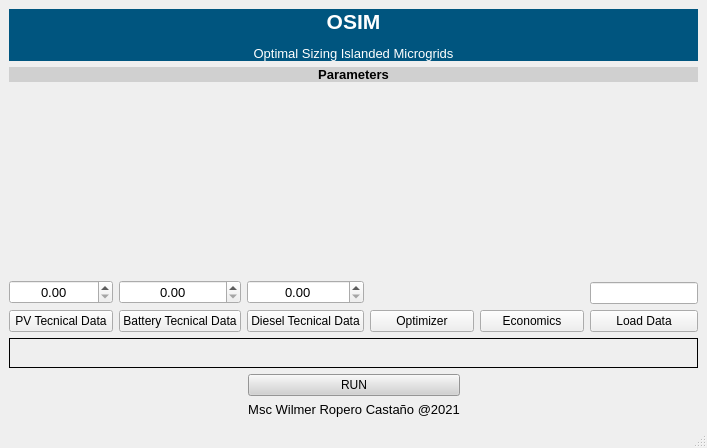
Above: interface/main.ui from WRopero/osim_microrredes before the change. Below: the same form after it.
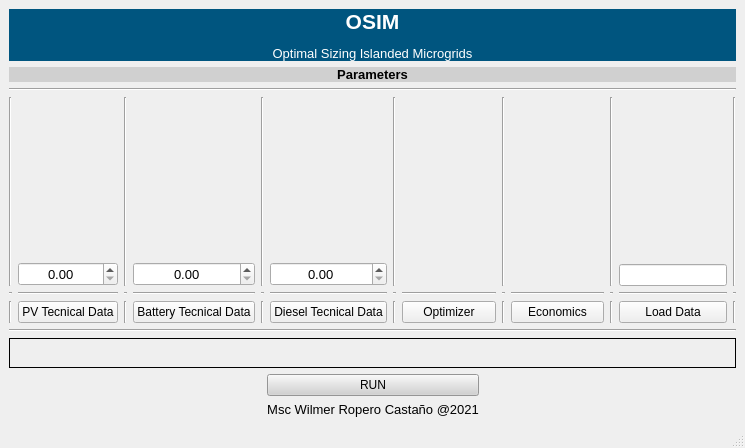
That is the form after the change. Icons and pictures are not drawn.

Diff of the .ui file:
```diff
--- a/interface/main.ui
+++ b/interface/main.ui
@@ -6,7 +6,7 @@
    <rect>
     <x>0</x>
     <y>0</y>
-    <width>707</width>
+    <width>745</width>
     <height>448</height>
    </rect>
   </property>
@@ -27,23 +27,14 @@
     </sizepolicy>
    </property>
    <layout class="QGridLayout" name="gridLayout_2">
-    <item row="0" column="0" colspan="3">
-     <widget class="QLabel" name="label_13">
-      <property name="sizePolicy">
-       <sizepolicy hsizetype="Preferred" vsizetype="Fixed">
-        <horstretch>0</horstretch>
-        <verstretch>0</verstretch>
-       </sizepolicy>
-      </property>
-      <property name="styleSheet">
-       <string notr="true">background-color: rgb(0, 85, 127);</string>
-      </property>
-      <property name="text">
-       <string>&lt;html&gt;&lt;head/&gt;&lt;body&gt;&lt;p align=&quot;center&quot;&gt;&lt;span style=&quot; font-size:16pt; font-weight:600; color:#ffffff;&quot;&gt;OSIM&lt;/span&gt;&lt;/p&gt;&lt;p align=&quot;center&quot;&gt;&lt;span style=&quot; font-size:10pt; color:#ffffff;&quot;&gt;Optimal Sizing Islanded Microgrids&lt;/span&gt;&lt;/p&gt;&lt;/body&gt;&lt;/html&gt;</string>
+    <item row="3" column="0" colspan="3">
+     <widget class="Line" name="line_11">
+      <property name="orientation">
+       <enum>Qt::Horizontal</enum>
       </property>
      </widget>
     </item>
-    <item row="9" column="1">
+    <item row="11" column="1">
      <widget class="QLabel" name="label_16">
       <property name="enabled">
        <bool>true</bool>
@@ -59,7 +50,23 @@
       </property>
      </widget>
     </item>
-    <item row="6" column="0" colspan="3">
+    <item row="0" column="0" colspan="3">
+     <widget class="QLabel" name="label_13">
+      <property name="sizePolicy">
+       <sizepolicy hsizetype="Preferred" vsizetype="Fixed">
+        <horstretch>0</horstretch>
+        <verstretch>0</verstretch>
+       </sizepolicy>
+      </property>
+      <property name="styleSheet">
+       <string notr="true">background-color: rgb(0, 85, 127);</string>
+      </property>
+      <property name="text">
+       <string>&lt;html&gt;&lt;head/&gt;&lt;body&gt;&lt;p align=&quot;center&quot;&gt;&lt;span style=&quot; font-size:16pt; font-weight:600; color:#ffffff;&quot;&gt;OSIM&lt;/span&gt;&lt;/p&gt;&lt;p align=&quot;center&quot;&gt;&lt;span style=&quot; font-size:10pt; color:#ffffff;&quot;&gt;Optimal Sizing Islanded Microgrids&lt;/span&gt;&lt;/p&gt;&lt;/body&gt;&lt;/html&gt;</string>
+      </property>
+     </widget>
+    </item>
+    <item row="8" column="0" colspan="3">
      <widget class="QLabel" name="label_14">
       <property name="sizePolicy">
        <sizepolicy hsizetype="Preferred" vsizetype="Fixed">
@@ -78,21 +85,150 @@
       </property>
      </widget>
     </item>
-    <item row="5" column="0" colspan="3">
+    <item row="1" column="0" colspan="3">
+     <widget class="QLabel" name="label_15">
+      <property name="sizePolicy">
+       <sizepolicy hsizetype="Preferred" vsizetype="Fixed">
+        <horstretch>0</horstretch>
+        <verstretch>0</verstretch>
+       </sizepolicy>
+      </property>
+      <property name="styleSheet">
+       <string notr="true">background-color: rgb(208, 208, 208);</string>
+      </property>
+      <property name="text">
+       <string>&lt;html&gt;&lt;head/&gt;&lt;body&gt;&lt;p align=&quot;center&quot;&gt;&lt;span style=&quot; font-size:10pt; font-weight:600;&quot;&gt;Parameters&lt;/span&gt;&lt;/p&gt;&lt;/body&gt;&lt;/html&gt;</string>
+      </property>
+      <property name="alignment">
+       <set>Qt::AlignCenter</set>
+      </property>
+     </widget>
+    </item>
+    <item row="10" column="1">
+     <widget class="QPushButton" name="pushButton_8">
+      <property name="sizePolicy">
+       <sizepolicy hsizetype="Preferred" vsizetype="Fixed">
+        <horstretch>0</horstretch>
+        <verstretch>0</verstretch>
+       </sizepolicy>
+      </property>
+      <property name="cursor">
+       <cursorShape>PointingHandCursor</cursorShape>
+      </property>
+      <property name="toolTip">
+       <string>&lt;html&gt;&lt;head/&gt;&lt;body&gt;&lt;p&gt;&lt;span style=&quot; font-size:9pt;&quot;&gt;This runs the optimizer to sizing the microgrid, when the optimizer ends it will show a window where the data and the charts will can be shown.&lt;/span&gt;&lt;/p&gt;&lt;/body&gt;&lt;/html&gt;</string>
+      </property>
+      <property name="styleSheet">
+       <string notr="true">background-color: rgb(209, 209, 209);</string>
+      </property>
+      <property name="text">
+       <string>RUN</string>
+      </property>
+     </widget>
+    </item>
+    <item row="6" column="0" colspan="3">
      <layout class="QVBoxLayout" name="verticalLayout_8">
       <item>
        <layout class="QGridLayout" name="gridLayout">
-        <item row="2" column="2">
-         <widget class="QPushButton" name="pushButton_2">
-          <property name="cursor">
-           <cursorShape>PointingHandCursor</cursorShape>
+        <item row="1" column="0">
+         <widget class="Line" name="line_13">
+          <property name="orientation">
+           <enum>Qt::Vertical</enum>
           </property>
-          <property name="text">
-           <string>Diesel Tecnical Data</string>
+         </widget>
+        </item>
+        <item row="1" column="12">
+         <widget class="Line" name="line_14">
+          <property name="orientation">
+           <enum>Qt::Vertical</enum>
           </property>
          </widget>
         </item>
-        <item row="2" column="1">
+        <item row="1" column="6">
+         <widget class="Line" name="line_3">
+          <property name="orientation">
+           <enum>Qt::Vertical</enum>
+          </property>
+         </widget>
+        </item>
+        <item row="1" column="2">
+         <widget class="Line" name="line">
+          <property name="orientation">
+           <enum>Qt::Vertical</enum>
+          </property>
+         </widget>
+        </item>
+        <item row="1" column="4">
+         <widget class="Line" name="line_2">
+          <property name="orientation">
+           <enum>Qt::Vertical</enum>
+          </property>
+         </widget>
+        </item>
+        <item row="1" column="8">
+         <widget class="Line" name="line_4">
+          <property name="orientation">
+           <enum>Qt::Vertical</enum>
+          </property>
+         </widget>
+        </item>
+        <item row="3" column="6">
+         <widget class="Line" name="line_6">
+          <property name="orientation">
+           <enum>Qt::Vertical</enum>
+          </property>
+         </widget>
+        </item>
+        <item row="1" column="10">
+         <widget class="Line" name="line_5">
+          <property name="orientation">
+           <enum>Qt::Vertical</enum>
+          </property>
+         </widget>
+        </item>
+        <item row="3" column="12">
+         <widget class="Line" name="line_15">
+          <property name="orientation">
+           <enum>Qt::Vertical</enum>
+          </property>
+         </widget>
+        </item>
+        <item row="3" column="0">
+         <widget class="Line" name="line_16">
+          <property name="orientation">
+           <enum>Qt::Vertical</enum>
+          </property>
+         </widget>
+        </item>
+        <item row="3" column="10">
+         <widget class="Line" name="line_10">
+          <property name="orientation">
+           <enum>Qt::Vertical</enum>
+          </property>
+         </widget>
+        </item>
+        <item row="3" column="2">
+         <widget class="Line" name="line_8">
+          <property name="orientation">
+           <enum>Qt::Vertical</enum>
+          </property>
+         </widget>
+        </item>
+        <item row="3" column="4">
+         <widget class="Line" name="line_7">
+          <property name="orientation">
+           <enum>Qt::Vertical</enum>
+          </property>
+         </widget>
+        </item>
+        <item row="3" column="8">
+         <widget class="Line" name="line_9">
+          <property name="orientation">
+           <enum>Qt::Vertical</enum>
+          </property>
+         </widget>
+        </item>
+        <item row="3" column="3">
          <widget class="QPushButton" name="pushButton_4">
           <property name="cursor">
            <cursorShape>PointingHandCursor</cursorShape>
@@ -102,7 +238,7 @@
           </property>
          </widget>
         </item>
-        <item row="2" column="0">
+        <item row="3" column="1">
          <widget class="QPushButton" name="pushButton">
           <property name="cursor">
            <cursorShape>PointingHandCursor</cursorShape>
@@ -112,7 +248,7 @@
           </property>
          </widget>
         </item>
-        <item row="2" column="3">
+        <item row="3" column="7">
          <widget class="QPushButton" name="pushButton_6">
           <property name="cursor">
            <cursorShape>PointingHandCursor</cursorShape>
@@ -122,7 +258,7 @@
           </property>
          </widget>
         </item>
-        <item row="2" column="5">
+        <item row="3" column="11">
          <widget class="QPushButton" name="pushButton_3">
           <property name="cursor">
            <cursorShape>PointingHandCursor</cursorShape>
@@ -132,7 +268,7 @@
           </property>
          </widget>
         </item>
-        <item row="2" column="4">
+        <item row="3" column="9">
          <widget class="QPushButton" name="pushButton_5">
           <property name="cursor">
            <cursorShape>PointingHandCursor</cursorShape>
@@ -142,39 +278,17 @@
           </property>
          </widget>
         </item>
-        <item row="1" column="1">
-         <layout class="QVBoxLayout" name="verticalLayout">
-          <item>
-           <widget class="QLabel" name="label_3">
-            <property name="styleSheet">
-             <string notr="true">border-image: url(:/imagenes/iconos/bateria.png);</string>
-            </property>
-            <property name="text">
-             <string/>
-            </property>
-           </widget>
-          </item>
-          <item>
-           <widget class="QDoubleSpinBox" name="doubleSpinBox">
-            <property name="font">
-             <font>
-              <pointsize>10</pointsize>
-             </font>
-            </property>
-            <property name="layoutDirection">
-             <enum>Qt::LeftToRight</enum>
-            </property>
-            <property name="alignment">
-             <set>Qt::AlignCenter</set>
-            </property>
-            <property name="maximum">
-             <double>10000.000000000000000</double>
-            </property>
-           </widget>
-          </item>
-         </layout>
+        <item row="3" column="5">
+         <widget class="QPushButton" name="pushButton_2">
+          <property name="cursor">
+           <cursorShape>PointingHandCursor</cursorShape>
+          </property>
+          <property name="text">
+           <string>Diesel Tecnical Data</string>
+          </property>
+         </widget>
         </item>
-        <item row="1" column="5">
+        <item row="1" column="11">
          <layout class="QVBoxLayout" name="verticalLayout_5">
           <item>
            <widget class="QLabel" name="label_4">
@@ -198,21 +312,7 @@
           </item>
          </layout>
         </item>
-        <item row="1" column="3">
-         <layout class="QVBoxLayout" name="verticalLayout_7">
-          <item>
-           <widget class="QLabel" name="label_12">
-            <property name="styleSheet">
-             <string notr="true">border-image: url(:/imagenes/iconos/optimizer.png);</string>
-            </property>
-            <property name="text">
-             <string/>
-            </property>
-           </widget>
-          </item>
-         </layout>
-        </item>
-        <item row="1" column="4">
+        <item row="1" column="9">
          <layout class="QVBoxLayout" name="verticalLayout_6">
           <item>
            <widget class="QLabel" name="label_6">
@@ -226,7 +326,7 @@
           </item>
          </layout>
         </item>
-        <item row="1" column="0">
+        <item row="1" column="1">
          <layout class="QVBoxLayout" name="verticalLayout_2">
           <item>
            <widget class="QLabel" name="label_2">
@@ -258,7 +358,21 @@
           </item>
          </layout>
         </item>
-        <item row="1" column="2">
+        <item row="1" column="7">
+         <layout class="QVBoxLayout" name="verticalLayout_7">
+          <item>
+           <widget class="QLabel" name="label_12">
+            <property name="styleSheet">
+             <string notr="true">border-image: url(:/imagenes/iconos/optimizer.png);</string>
+            </property>
+            <property name="text">
+             <string/>
+            </property>
+           </widget>
+          </item>
+         </layout>
+        </item>
+        <item row="1" column="5">
          <layout class="QVBoxLayout" name="verticalLayout_3">
           <property name="sizeConstraint">
            <enum>QLayout::SetNoConstraint</enum>
@@ -293,48 +407,137 @@
           </item>
          </layout>
         </item>
+        <item row="1" column="3">
+         <layout class="QVBoxLayout" name="verticalLayout">
+          <item>
+           <widget class="QLabel" name="label_3">
+            <property name="styleSheet">
+             <string notr="true">border-image: url(:/imagenes/iconos/bateria.png);</string>
+            </property>
+            <property name="text">
+             <string/>
+            </property>
+           </widget>
+          </item>
+          <item>
+           <widget class="QDoubleSpinBox" name="doubleSpinBox">
+            <property name="font">
+             <font>
+              <pointsize>10</pointsize>
+             </font>
+            </property>
+            <property name="layoutDirection">
+             <enum>Qt::LeftToRight</enum>
+            </property>
+            <property name="alignment">
+             <set>Qt::AlignCenter</set>
+            </property>
+            <property name="maximum">
+             <double>10000.000000000000000</double>
+            </property>
+           </widget>
+          </item>
+         </layout>
+        </item>
+        <item row="2" column="1">
+         <widget class="Line" name="line_17">
+          <property name="orientation">
+           <enum>Qt::Horizontal</enum>
+          </property>
+         </widget>
+        </item>
+        <item row="2" column="3">
+         <widget class="Line" name="line_18">
+          <property name="orientation">
+           <enum>Qt::Horizontal</enum>
+          </property>
+         </widget>
+        </item>
+        <item row="2" column="5">
+         <widget class="Line" name="line_19">
+          <property name="orientation">
+           <enum>Qt::Horizontal</enum>
+          </property>
+         </widget>
+        </item>
+        <item row="2" column="7">
+         <widget class="Line" name="line_20">
+          <property name="orientation">
+           <enum>Qt::Horizontal</enum>
+          </property>
+         </widget>
+        </item>
+        <item row="2" column="9">
+         <widget class="Line" name="line_21">
+          <property name="orientation">
+           <enum>Qt::Horizontal</enum>
+          </property>
+         </widget>
+        </item>
+        <item row="2" column="11">
+         <widget class="Line" name="line_22">
+          <property name="orientation">
+           <enum>Qt::Horizontal</enum>
+          </property>
+         </widget>
+        </item>
+        <item row="2" column="2">
+         <widget class="Line" name="line_23">
+          <property name="orientation">
+           <enum>Qt::Horizontal</enum>
+          </property>
+         </widget>
+        </item>
+        <item row="2" column="4">
+         <widget class="Line" name="line_24">
+          <property name="orientation">
+           <enum>Qt::Horizontal</enum>
+          </property>
+         </widget>
+        </item>
+        <item row="2" column="6">
+         <widget class="Line" name="line_25">
+          <property name="orientation">
+           <enum>Qt::Horizontal</enum>
+          </property>
+         </widget>
+        </item>
+        <item row="2" column="8">
+         <widget class="Line" name="line_26">
+          <property name="orientation">
+           <enum>Qt::Horizontal</enum>
+          </property>
+         </widget>
+        </item>
+        <item row="2" column="10">
+         <widget class="Line" name="line_27">
+          <property name="orientation">
+           <enum>Qt::Horizontal</enum>
+          </property>
+         </widget>
+        </item>
+        <item row="2" column="12">
+         <widget class="Line" name="line_28">
+          <property name="orientation">
+           <enum>Qt::Horizontal</enum>
+          </property>
+         </widget>
+        </item>
+        <item row="2" column="0">
+         <widget class="Line" name="line_29">
+          <property name="orientation">
+           <enum>Qt::Horizontal</enum>
+          </property>
+         </widget>
+        </item>
        </layout>
       </item>
      </layout>
     </item>
-    <item row="1" column="0" colspan="3">
-     <widget class="QLabel" name="label_15">
-      <property name="sizePolicy">
-       <sizepolicy hsizetype="Preferred" vsizetype="Fixed">
-        <horstretch>0</horstretch>
-        <verstretch>0</verstretch>
-       </sizepolicy>
-      </property>
-      <property name="styleSheet">
-       <string notr="true">background-color: rgb(208, 208, 208);</string>
-      </property>
-      <property name="text">
-       <string>&lt;html&gt;&lt;head/&gt;&lt;body&gt;&lt;p align=&quot;center&quot;&gt;&lt;span style=&quot; font-size:10pt; font-weight:600;&quot;&gt;Parameters&lt;/span&gt;&lt;/p&gt;&lt;/body&gt;&lt;/html&gt;</string>
-      </property>
-      <property name="alignment">
-       <set>Qt::AlignCenter</set>
-      </property>
-     </widget>
-    </item>
-    <item row="8" column="1">
-     <widget class="QPushButton" name="pushButton_8">
-      <property name="sizePolicy">
-       <sizepolicy hsizetype="Preferred" vsizetype="Fixed">
-        <horstretch>0</horstretch>
-        <verstretch>0</verstretch>
-       </sizepolicy>
-      </property>
-      <property name="cursor">
-       <cursorShape>PointingHandCursor</cursorShape>
-      </property>
-      <property name="toolTip">
-       <string>&lt;html&gt;&lt;head/&gt;&lt;body&gt;&lt;p&gt;&lt;span style=&quot; font-size:9pt;&quot;&gt;This runs the optimizer to sizing the microgrid, when the optimizer ends it will show a window where the data and the charts will can be shown.&lt;/span&gt;&lt;/p&gt;&lt;/body&gt;&lt;/html&gt;</string>
-      </property>
-      <property name="styleSheet">
-       <string notr="true">background-color: rgb(209, 209, 209);</string>
-      </property>
-      <property name="text">
-       <string>RUN</string>
+    <item row="7" column="0" colspan="3">
+     <widget class="Line" name="line_12">
+      <property name="orientation">
+       <enum>Qt::Horizontal</enum>
       </property>
      </widget>
     </item>
```
Left out of the diff: 2 changed lines with no effect on the pictures.
